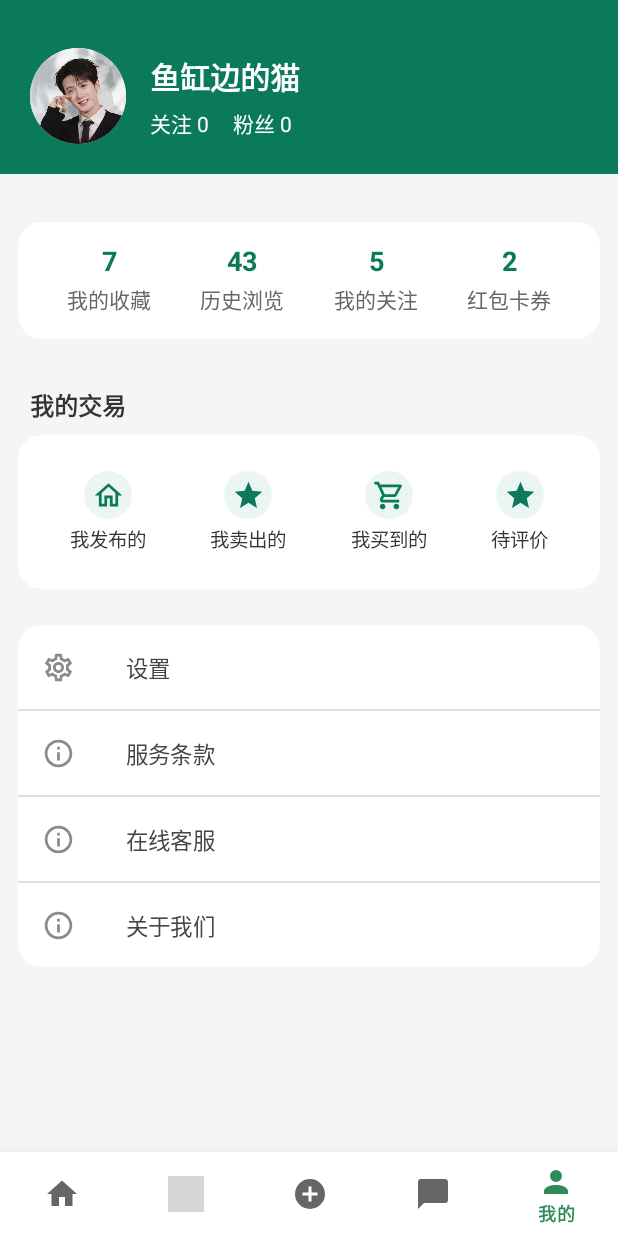
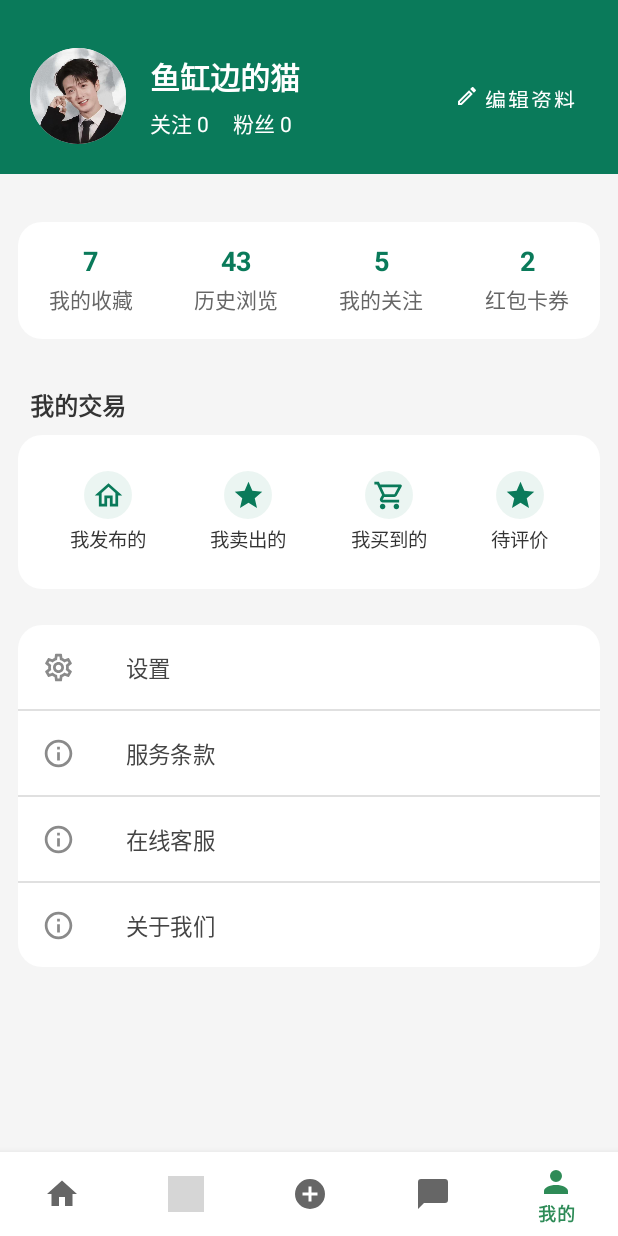
Before and after one commit to jiashi-feng/GreenDrading, an Android app built with Jetpack Compose: the ProfileFragment screen opened through its navigation route, on a phone screen of 412 x 824 dp. Run offline under Robolectric (Android 15) with nearby library versions, the phone set to English and light mode, and no system bars; our stand-ins replace navigation-ui; grey boxes are pictures that could not be loaded.

Commit message:
shoucang-done

```diff
--- a/app/build.gradle.kts
+++ b/app/build.gradle.kts
@@ -62,6 +62,8 @@ dependencies {
     debugImplementation("androidx.compose.ui:ui-tooling")
     debugImplementation("androidx.compose.ui:ui-test-manifest")
 
+    implementation("androidx.compose.material:material-icons-extended")
+
     implementation("androidx.core:core-ktx:1.12.0")
     implementation("androidx.appcompat:appcompat:1.6.1")
     implementation("com.google.android.material:material:1.11.0")
--- a/app/src/main/java/com/example/yourapp/ui/MyProfileScreen.kt
+++ b/app/src/main/java/com/example/yourapp/ui/MyProfileScreen.kt
@@ -1,6 +1,7 @@
 @file:OptIn(androidx.compose.material.ExperimentalMaterialApi::class)
 package com.example.yourapp.ui
 
+import android.widget.Toast
 import androidx.compose.foundation.background
 import androidx.compose.foundation.clickable
 import androidx.compose.foundation.layout.*
@@ -17,6 +18,7 @@ import androidx.compose.ui.Modifier
 import androidx.compose.ui.draw.clip
 import androidx.compose.ui.graphics.Color
 import androidx.compose.ui.layout.ContentScale
+import androidx.compose.ui.platform.LocalContext
 import androidx.compose.ui.text.font.FontWeight
 import androidx.compose.ui.unit.dp
 import androidx.compose.ui.unit.sp
@@ -24,7 +26,8 @@ import coil.compose.AsyncImage
 import com.greendrading.app.R
 
 @Composable
-fun MyProfileScreen() {
+fun MyProfileScreen(navController: androidx.navigation.NavController) {
+    val context = LocalContext.current
     val userInfo = remember {
         UserInfo(
             avatarUrl = "",
@@ -53,37 +56,54 @@ fun MyProfileScreen() {
                 .padding(top = 32.dp, start = 20.dp, end = 20.dp, bottom = 20.dp)
         ) {
             Row(verticalAlignment = Alignment.CenterVertically) {
+                // 头像（圆形，支持点击更换）
                 androidx.compose.foundation.Image(
                     painter = androidx.compose.ui.res.painterResource(id = R.drawable.avatar),
                     contentDescription = "头像",
                     modifier = Modifier
                         .size(64.dp)
                         .clip(CircleShape)
-                        .background(Color.White),
+                        .background(Color.White)
+                        .clickable { Toast.makeText(context, "更换头像", Toast.LENGTH_SHORT).show() },
                     contentScale = ContentScale.Crop
                 )
                 Spacer(modifier = Modifier.width(16.dp))
-                Column {
+                Column(modifier = Modifier.weight(1f)) {
+                    // 用户名（支持点击修改）
                     Text(
                         text = userInfo.username,
                         color = Color.White,
                         fontSize = 20.sp,
-                        fontWeight = FontWeight.Bold
+                        fontWeight = FontWeight.Bold,
+                        modifier = Modifier.clickable { Toast.makeText(context, "修改用户名", Toast.LENGTH_SHORT).show() }
                     )
                     Spacer(modifier = Modifier.height(6.dp))
                     Row(verticalAlignment = Alignment.CenterVertically) {
+                        // 关注数（可点击跳转）
                         Text(
                             text = "关注 ${userInfo.follow}",
                             color = Color.White,
-                            fontSize = 14.sp
+                            fontSize = 14.sp,
+                            modifier = Modifier.clickable { Toast.makeText(context, "跳转关注列表", Toast.LENGTH_SHORT).show() }
                         )
                         Spacer(modifier = Modifier.width(16.dp))
+                        // 粉丝数（可点击跳转）
                         Text(
                             text = "粉丝 ${userInfo.fans}",
                             color = Color.White,
-                            fontSize = 14.sp
+                            fontSize = 14.sp,
+                            modifier = Modifier.clickable { Toast.makeText(context, "跳转粉丝列表", Toast.LENGTH_SHORT).show() }
                         )
                     }
+                }
+                // 编辑资料按钮
+                TextButton(
+                    onClick = { Toast.makeText(context, "编辑资料", Toast.LENGTH_SHORT).show() },
+                    modifier = Modifier.height(32.dp)
+                ) {
+                    Icon(Icons.Outlined.Edit, contentDescription = "编辑", tint = Color.White, modifier = Modifier.size(16.dp))
+                    Spacer(modifier = Modifier.width(4.dp))
+                    Text("编辑资料", color = Color.White, fontSize = 14.sp)
                 }
             }
         }
@@ -104,10 +124,10 @@ fun MyProfileScreen() {
                     .padding(vertical = 16.dp),
                 horizontalArrangement = Arrangement.SpaceEvenly
             ) {
-                ProfileStat("我的收藏", userInfo.collect)
-                ProfileStat("历史浏览", userInfo.history)
-                ProfileStat("我的关注", userInfo.myFollow)
-                ProfileStat("红包卡券", userInfo.coupon)
+                ProfileStat("我的收藏", userInfo.collect, modifier = Modifier.weight(1f).clickable { navController.navigate(R.id.my_collection_fragment) })
+                ProfileStat("历史浏览", userInfo.history, modifier = Modifier.weight(1f))
+                ProfileStat("我的关注", userInfo.myFollow, modifier = Modifier.weight(1f))
+                ProfileStat("红包卡券", userInfo.coupon, modifier = Modifier.weight(1f))
             }
         }
 
@@ -165,8 +185,8 @@ fun MyProfileScreen() {
 }
 
 @Composable
-fun ProfileStat(label: String, count: Int) {
-    Column(horizontalAlignment = Alignment.CenterHorizontally) {
+fun ProfileStat(label: String, count: Int, modifier: Modifier = Modifier) {
+    Column(horizontalAlignment = Alignment.CenterHorizontally, modifier = modifier) {
         Text(text = "$count", fontWeight = FontWeight.Bold, fontSize = 18.sp, color = Color(0xFF0A7A5A))
         Spacer(modifier = Modifier.height(4.dp))
         Text(text = label, fontSize = 14.sp, color = Color(0xFF666666))
--- a/app/src/main/java/com/greendrading/app/ProfileFragment.kt
+++ b/app/src/main/java/com/greendrading/app/ProfileFragment.kt
@@ -6,7 +6,8 @@ import android.view.View
 import android.view.ViewGroup
 import androidx.compose.ui.platform.ComposeView
 import androidx.fragment.app.Fragment
-import com.example.yourapp.ui.MyProfileScreen
+import androidx.navigation.NavController
+import androidx.navigation.fragment.findNavController
 
 class ProfileFragment : Fragment() {
     override fun onCreateView(
@@ -14,10 +15,17 @@ class ProfileFragment : Fragment() {
         container: ViewGroup?,
         savedInstanceState: Bundle?
     ): View {
-        return ComposeView(requireContext()).apply {
-            setContent {
-                MyProfileScreen()
-            }
+        return ComposeView(requireContext())
+    }
+
+    override fun onViewCreated(view: View, savedInstanceState: Bundle?) {
+        super.onViewCreated(view, savedInstanceState)
+        val navController = requireActivity()
+            .supportFragmentManager
+            .findFragmentById(R.id.nav_host_fragment)
+            ?.findNavController() ?: findNavController()
+        (view as ComposeView).setContent {
+            com.example.yourapp.ui.MyProfileScreen(navController = navController)
         }
     }
 }
--- a/app/src/main/res/navigation/nav_main.xml
+++ b/app/src/main/res/navigation/nav_main.xml
@@ -62,4 +62,9 @@
         android:name="com.greendrading.app.ui.publish.ListingFragment"
         android:label="自主保管" />
 
+    <fragment
+        android:id="@+id/my_collection_fragment"
+        android:name="com.example.yourapp.ui.MyCollectionFragment"
+        android:label="我的收藏" />
+
 </navigation>
```
Also changed, not shown: app/src/main/java/com/example/yourapp/ui/MyCollectionFragment.kt (added, +38 -0 lines), app/src/main/java/com/example/yourapp/ui/MyCollectionScreen.kt (added, +113 -0 lines).
